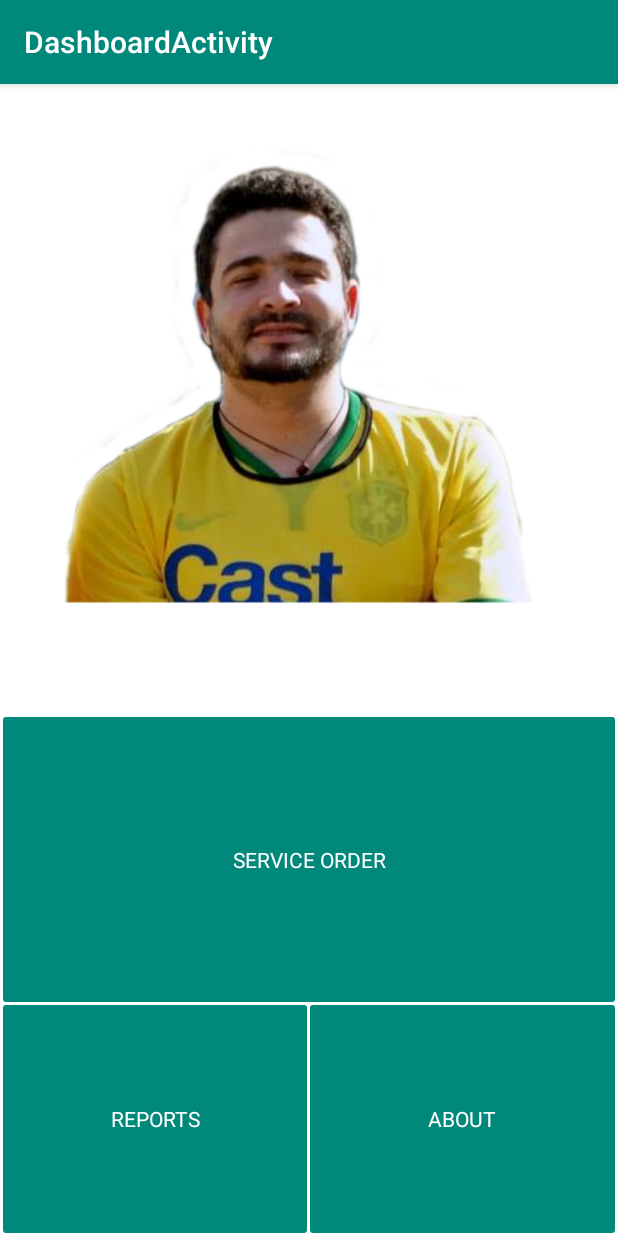
After one commit to maikotrindade/avaliacao-fundamentos-android, an Android app: the DashboardActivity screen opened directly, with no data from a screen before it, on a phone screen of 412 x 824 dp. The commit adds this screen. Run offline under Robolectric (Android 15) with nearby library versions, the phone set to English and light mode, and no system bars.

Commit message:
add Odair Dashboard FTW

```diff
--- a/app/src/main/AndroidManifest.xml
+++ b/app/src/main/AndroidManifest.xml
@@ -1,44 +1,47 @@
 <?xml version="1.0" encoding="utf-8"?>
 <manifest xmlns:android="http://schemas.android.com/apk/res/android"
-    package="com.example.administrador.myapplication">
+    package="com.example.administrador.myapplication" >
 
     <uses-permission android:name="android.permission.CALL_PHONE" />
 
     <application
+        android:name=".MyApplication"
         android:allowBackup="true"
         android:icon="@mipmap/ic_launcher"
         android:label="@string/app_name"
-        android:theme="@style/AppThemeMaterial"
-        android:name=".MyApplication">
+        android:theme="@style/AppThemeMaterial" >
 
-        <!-- Material Activities -->
         <activity
             android:name=".controllers.MainActivity"
-            android:label="@string/title_activity_main">
+            android:label="@string/title_activity_main" >
+            <intent-filter>
+                <action android:name="android.intent.action.MAIN" />
+
+                <category android:name="android.intent.category.LAUNCHER" />
+            </intent-filter>
         </activity>
         <activity
             android:name=".controllers.ServiceOrderListActivity"
             android:label="@string/title_activity_service_order_list"
-            android:parentActivityName=".controllers.MainActivity">
+            android:parentActivityName=".controllers.MainActivity" >
             <meta-data
                 android:name="android.support.PARENT_ACTIVITY"
                 android:value=".controllers.MainActivity" />
-            <intent-filter>
-                <action android:name="android.intent.action.MAIN" />
-                <category android:name="android.intent.category.LAUNCHER" />
-            </intent-filter>
         </activity>
         <activity
             android:name=".controllers.ServiceOrderActivity"
             android:label="@string/title_activity_service_order"
-            android:parentActivityName=".controllers.ServiceOrderListActivity">
+            android:parentActivityName=".controllers.ServiceOrderListActivity" >
             <meta-data
                 android:name="android.support.PARENT_ACTIVITY"
                 android:value=".controllers.MainActivity" />
         </activity>
 
-        <!-- Default Activities -->
+        <activity
+            android:name=".controllers.DashboardActivity"
+            android:label="@string/title_activity_dashboard" >
 
+        </activity>
     </application>
 
 </manifest>
--- /dev/null
+++ b/app/src/main/java/com/example/administrador/myapplication/controllers/DashboardActivity.java
@@ -0,0 +1,63 @@
+package com.example.administrador.myapplication.controllers;
+
+import android.content.Intent;
+import android.content.res.AssetFileDescriptor;
+import android.media.MediaPlayer;
+import android.os.Bundle;
+import android.support.v7.app.ActionBarActivity;
+import android.util.Log;
+import android.view.View;
+import android.widget.Button;
+
+import com.example.administrador.myapplication.R;
+
+public class DashboardActivity extends ActionBarActivity implements View.OnClickListener {
+
+    MediaPlayer mediaPlayer;
+
+    @Override
+    protected void onCreate(Bundle savedInstanceState) {
+        super.onCreate(savedInstanceState);
+        setContentView(R.layout.activity_dashboard);
+
+        final Button btnServiceOrder = (Button) findViewById(R.id.btnServiceOrder);
+        btnServiceOrder.setOnClickListener(this);
+
+        final Button btnReports = (Button) findViewById(R.id.btnReports);
+        btnReports.setOnClickListener(this);
+
+        final Button btnAbout = (Button) findViewById(R.id.btnAbout);
+        btnAbout.setOnClickListener(this);
+
+        playSexySax();
+    }
+
+    @Override
+    public void onClick(View v) {
+        switch (v.getId()) {
+            case R.id.btnServiceOrder: startActivity(new Intent(DashboardActivity.this, ServiceOrderListActivity.class)); break;
+            case R.id.btnReports: break;
+            case R.id.btnAbout: break;
+
+        }
+    }
+
+    public void playSexySax() {
+        try {
+            mediaPlayer = new MediaPlayer();
+            if (mediaPlayer.isPlaying()) {
+                mediaPlayer.stop();
+                mediaPlayer.release();
+            }
+
+            AssetFileDescriptor descriptor = getAssets().openFd("sexysax.mp3");
+            mediaPlayer.setDataSource(descriptor.getFileDescriptor(), descriptor.getStartOffset(), descriptor.getLength());
+            descriptor.close();
+            mediaPlayer.prepare();
+            mediaPlayer.setVolume(1f, 1f);
+            mediaPlayer.start();
+        } catch (Exception e) {
+            Log.e(DashboardActivity.class.getName(), e.toString());
+        }
+    }
+}
--- a/app/src/main/java/com/example/administrador/myapplication/controllers/MainActivity.java
+++ b/app/src/main/java/com/example/administrador/myapplication/controllers/MainActivity.java
@@ -45,7 +45,7 @@ public class MainActivity extends AppCompatActivity {
         repository = new ServiceOrdersRepository();
         User user = repository.findUser(username, password);
         if (user != null ) {
-            startActivity(new Intent(MainActivity.this, ServiceOrderListActivity.class));
+            startActivity(new Intent(MainActivity.this, DashboardActivity.class));
         } else {
             Toast.makeText(this, getString(R.string.lbl_failed_login), Toast.LENGTH_LONG).show();
         }
--- /dev/null
+++ b/app/src/main/res/layout/activity_dashboard.xml
@@ -0,0 +1,65 @@
+<LinearLayout xmlns:android="http://schemas.android.com/apk/res/android"
+xmlns:tools="http://schemas.android.com/tools"
+android:layout_width="match_parent"
+android:layout_height="match_parent"
+android:background="#ffffffff"
+android:orientation="vertical"
+tools:context="com.example.administrador.myapplication.controllers.DashboardActivity">
+
+<LinearLayout
+    android:layout_width="match_parent"
+    android:layout_height="0dp"
+    android:layout_weight="0.55">
+
+    <ImageView
+        android:id="@+id/imageView"
+        android:layout_width="match_parent"
+        android:layout_height="wrap_content"
+        android:src="@drawable/bg_odair" />
+
+</LinearLayout>
+
+<LinearLayout
+    android:layout_width="match_parent"
+    android:layout_height="0dp"
+    android:layout_weight="0.25">
+
+    <Button
+        android:id="@+id/btnServiceOrder"
+        android:layout_width="0dp"
+        android:layout_height="match_parent"
+        android:layout_weight="1.00"
+        android:layout_marginBottom="2sp"
+        android:layout_marginRight="2sp"
+        android:layout_marginLeft="2sp"
+        android:text="Service Order" />
+
+</LinearLayout>
+
+<LinearLayout
+    android:layout_width="match_parent"
+    android:layout_height="0dp"
+    android:layout_weight="0.2">
+
+    <Button
+        android:id="@+id/btnReports"
+        android:layout_width="0dp"
+        android:layout_height="match_parent"
+        android:layout_weight="1.00"
+        android:layout_marginBottom="2sp"
+        android:layout_marginRight="2sp"
+        android:layout_marginLeft="2sp"
+        android:text="Reports" />
+
+    <Button
+        android:id="@+id/btnAbout"
+        android:layout_width="0dp"
+        android:layout_height="match_parent"
+        android:layout_weight="1.00"
+        android:layout_marginBottom="2sp"
+        android:layout_marginRight="2sp"
+        android:text="About" />
+</LinearLayout>
+
+
+</LinearLayout>
--- a/app/src/main/res/values/strings.xml
+++ b/app/src/main/res/values/strings.xml
@@ -45,5 +45,5 @@
     <string name="active">Active</string>
     <string name="inactive">Inactive</string>
     <string name="lbl_currency">"U$ "</string>
-
+    <string name="title_activity_dashboard">DashboardActivity</string>
 </resources>
```
Also changed, not shown: app/src/main/res/drawable/bg_odair.png (added), 1 other file.
